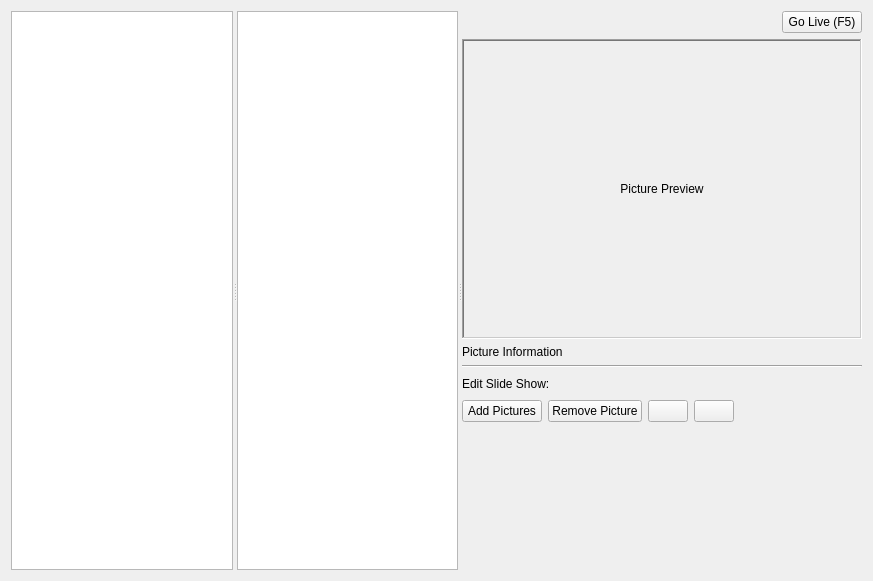
Above: src/picturewidget.ui from SoftProjector/src before the change. Below: the same form after it.
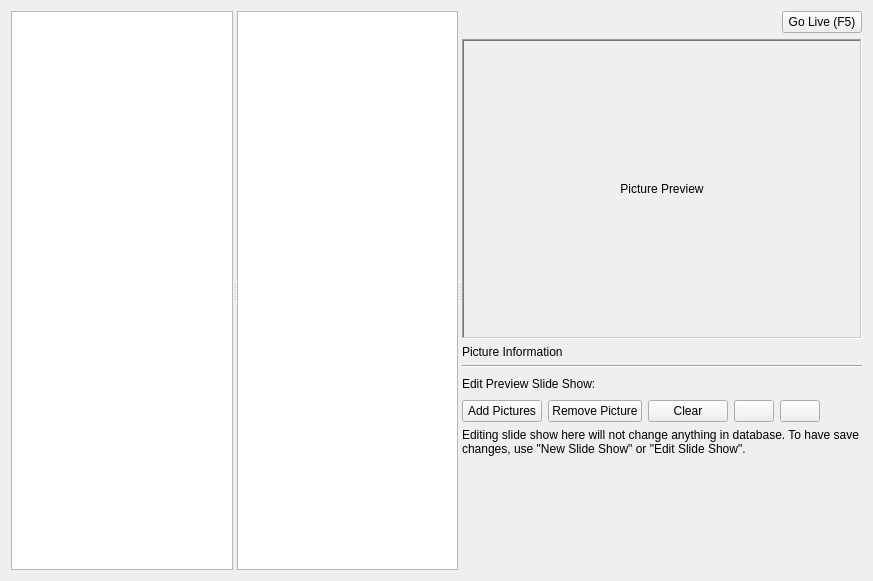
That is the form after the change. Icons and pictures are not drawn.

```diff
--- a/src/picturewidget.ui
+++ b/src/picturewidget.ui
@@ -120,7 +120,7 @@
          <item>
           <widget class="QLabel" name="label">
            <property name="text">
-            <string>Edit Slide Show:</string>
+            <string>Edit Preview Slide Show:</string>
            </property>
           </widget>
          </item>
@@ -163,6 +163,17 @@
            </property>
           </widget>
          </item>
+         <item>
+          <widget class="QPushButton" name="pushButtonClearImages">
+           <property name="text">
+            <string>Clear</string>
+           </property>
+           <property name="icon">
+            <iconset resource="softprojector.qrc">
+             <normaloff>:/icons/icons/remove_all.png</normaloff>:/icons/icons/remove_all.png</iconset>
+           </property>
+          </widget>
+         </item>
          <item>
           <widget class="QPushButton" name="pushButtonMoveUp">
            <property name="text">
@@ -200,6 +211,16 @@
          </item>
         </layout>
        </item>
+       <item>
+        <widget class="QLabel" name="label_2">
+         <property name="text">
+          <string>Editing slide show here will not change anything in database. To have save changes, use &quot;New Slide Show&quot; or &quot;Edit Slide Show&quot;. </string>
+         </property>
+         <property name="wordWrap">
+          <bool>true</bool>
+         </property>
+        </widget>
+       </item>
        <item>
         <spacer name="verticalSpacer">
          <property name="orientation">
```
Left out of the diff: 13 changed lines with no effect on the pictures.
